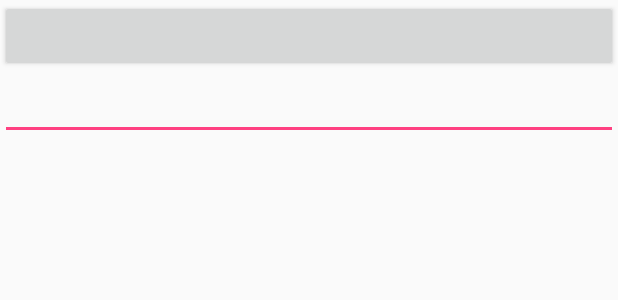
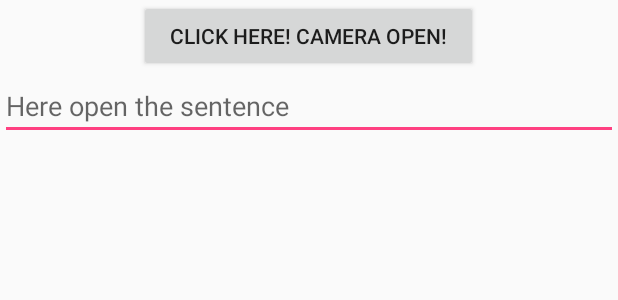
Before and after one commit to tmdgns110/signproject, an Android app: the layout main.xml on its own in the app's theme, with its tools: preview values and no code run, on a phone screen of 412 x 824 dp. Shown: the top 300 px of the screen. Run offline under Robolectric (Android 15) with nearby library versions, the phone set to English and light mode, and no system bars.

Commit message:
OCR 테스트 버전 안드로이드 스마트폰 버전 6.0까지 지원 카메라를 이용하여 한글 인식만 가능 큰 글자의 경우 인식 어려움. 여러 글자 작게 나열하였을 경우 인식률 올라감.

```diff
--- a/Project_base_2/app/build.gradle
+++ b/Project_base_2/app/build.gradle
@@ -26,7 +26,7 @@ dependencies {
     testCompile 'junit:junit:4.12'
     compile 'com.android.support:appcompat-v7:24.0.0'
     compile 'com.android.support:design:24.0.0'
-    compile 'com.google.android.gms:play-services:8.4.0'
+   // compile 'com.google.android.gms:play-services:8.4.0'
     // compile 'com.rmtheis:tess-two:6.0.3'
     compile project(':tess-two')
    // compile 'com.github.ParkSangGwon:TedPermission:v1.0.12'
--- a/Project_base_2/app/src/main/java/kr/soen/project_base_2/MainActivity.java
+++ b/Project_base_2/app/src/main/java/kr/soen/project_base_2/MainActivity.java
@@ -118,6 +118,10 @@ public class MainActivity extends Activity implements OnClickListener {
         new TedPermission(this)
                 .setPermissionListener(permissionlistener)
                 .setPermissions(Manifest.permission.GET_ACCOUNTS)
+                .check();
+        new TedPermission(this)
+                .setPermissionListener(permissionlistener)
+                .setPermissions(Manifest.permission.READ_EXTERNAL_STORAGE)
                 .check();
 
 
--- a/Project_base_2/app/src/main/java/kr/soen/project_base_2/SimpleAndroidOCRActivity.java
+++ b/Project_base_2/app/src/main/java/kr/soen/project_base_2/SimpleAndroidOCRActivity.java
@@ -35,7 +35,7 @@ public class SimpleAndroidOCRActivity extends Activity {
 	// You should have the trained data file in assets folder
 	// You can get them at:
 	// http://code.google.com/p/tesseract-ocr/downloads/list
-	public static final String lang = "eng";
+	public static final String lang = "kor";
 
 	private static final String TAG = "SimpleAndroidOCR.java";
 
--- a/Project_base_2/app/src/main/res/layout/main.xml
+++ b/Project_base_2/app/src/main/res/layout/main.xml
@@ -6,14 +6,17 @@
 
     <Button
         android:id="@+id/btn_camera"
-        android:layout_width="match_parent"
+        android:layout_width="226dp"
         android:layout_height="wrap_content"
-        android:onClick="gocamera" />
+        android:onClick="gocamera"
+        android:layout_gravity="center_horizontal"
+        android:text="click here! camera open!" />
 
     <EditText
         android:id="@+id/field"
+        android:hint="Here open the sentence"
         android:layout_width="match_parent"
         android:layout_height="wrap_content"
-        android:hint="" />
+         />
 
 </LinearLayout>
--- a/Project_base_2/build.gradle
+++ b/Project_base_2/build.gradle
@@ -7,6 +7,9 @@ buildscript {
     }
     dependencies {
         classpath 'com.android.tools.build:gradle:2.1.2'
+        classpath 'com.jfrog.bintray.gradle:gradle-bintray-plugin:1.2'
+        classpath 'com.github.dcendents:android-maven-gradle-plugin:1.3'
+
 
 
         // NOTE: Do not place your application dependencies here; they belong
--- a/Project_base_2/tess-two/build.gradle
+++ b/Project_base_2/tess-two/build.gradle
@@ -1,6 +1,7 @@
 import org.apache.tools.ant.taskdefs.condition.Os
 
 apply plugin: 'com.android.library'
+
 
 android {
     compileSdkVersion 24
@@ -29,6 +30,7 @@ android {
             jniLibs.srcDirs = ['libs']
         }
     }
+
 
     // Call external ndk-build(.cmd) script to build the native code
     task ndkBuild(type: Exec) {
```
Also changed, not shown: Project_base_2/gradle.properties (line endings or trailing spaces), 399 other files.
